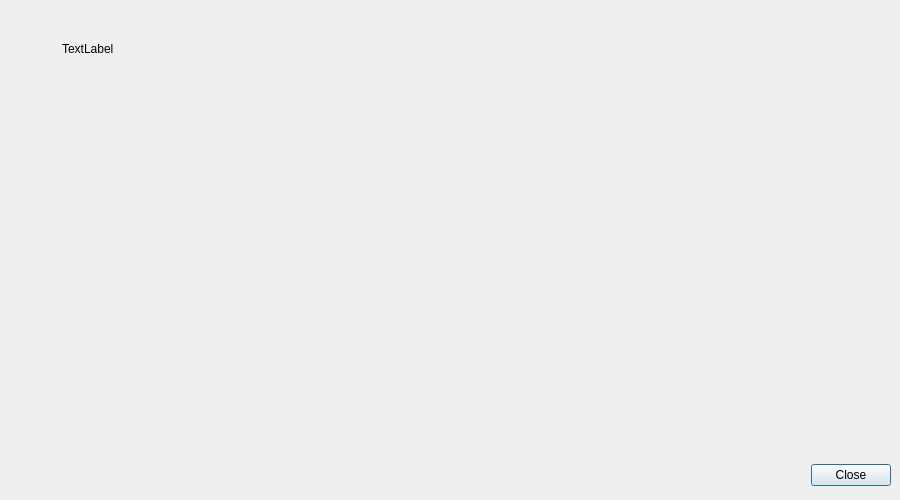
Before: the Qt Designer form src/lay/lay/HelpAboutDialog.ui in KLayout/klayout, drawn with Qt 5.
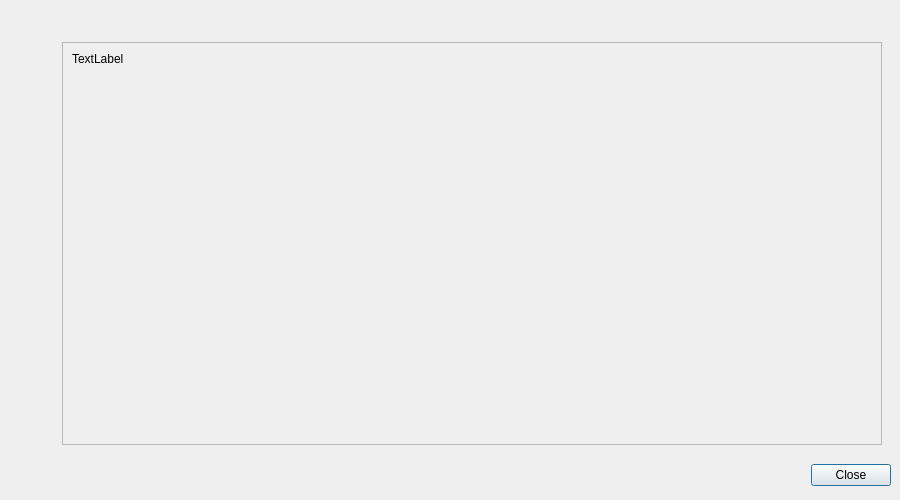
After: the same form once the commit is applied. Icons and pictures are not drawn.

Commit message: Fixed #53 by introducing a scroll area around the 'about' text.

What changed in the file:
```diff
--- a/src/lay/lay/HelpAboutDialog.ui
+++ b/src/lay/lay/HelpAboutDialog.ui
@@ -35,28 +35,50 @@
        <number>6</number>
       </property>
       <item>
-       <widget class="QLabel" name="main" >
-        <property name="text" >
-         <string>TextLabel</string>
+       <widget class="QScrollArea" name="scrollArea">
+        <property name="horizontalScrollBarPolicy">
+         <enum>Qt::ScrollBarAlwaysOff</enum>
         </property>
+        <property name="widgetResizable">
+         <bool>true</bool>
+        </property>
+        <widget class="QWidget" name="scrollAreaWidgetContents">
+         <property name="geometry">
+          <rect>
+           <x>0</x>
+           <y>0</y>
+           <width>582</width>
+           <height>395</height>
+          </rect>
+         </property>
+         <layout class="QVBoxLayout" name="verticalLayout">
+          <item>
+           <widget class="QLabel" name="main">
+            <property name="text">
+             <string>TextLabel</string>
+            </property>
+           </widget>
+          </item>
+          <item>
+           <spacer>
+            <property name="orientation">
+             <enum>Qt::Vertical</enum>
+            </property>
+            <property name="sizeType">
+             <enum>QSizePolicy::Expanding</enum>
+            </property>
+            <property name="sizeHint" stdset="0">
+             <size>
+              <width>391</width>
+              <height>91</height>
+             </size>
+            </property>
+           </spacer>
+          </item>
+         </layout>
+        </widget>
        </widget>
       </item>
-      <item>
-       <spacer>
-        <property name="orientation" >
-         <enum>Qt::Vertical</enum>
-        </property>
-        <property name="sizeType" >
-         <enum>QSizePolicy::Expanding</enum>
-        </property>
-        <property name="sizeHint" >
-         <size>
-          <width>391</width>
-          <height>91</height>
-         </size>
-        </property>
-       </spacer>
-      </item>
      </layout>
     </widget>
    </item>
```
Left out of the diff: 147 changed lines with no effect on the pictures.
